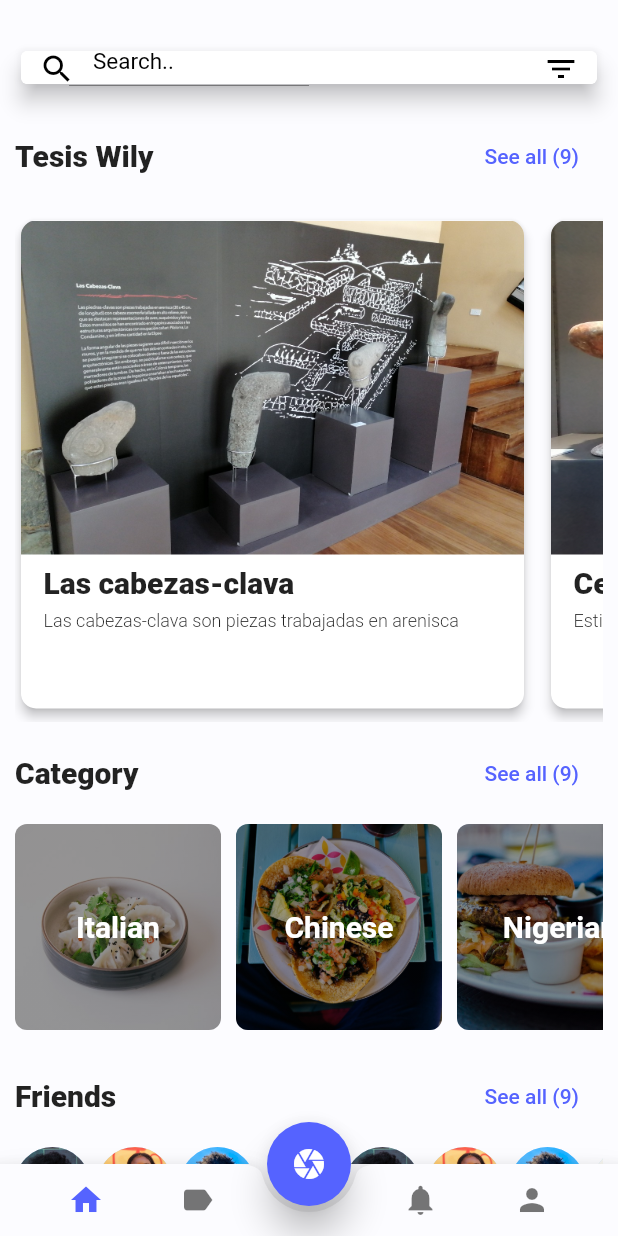
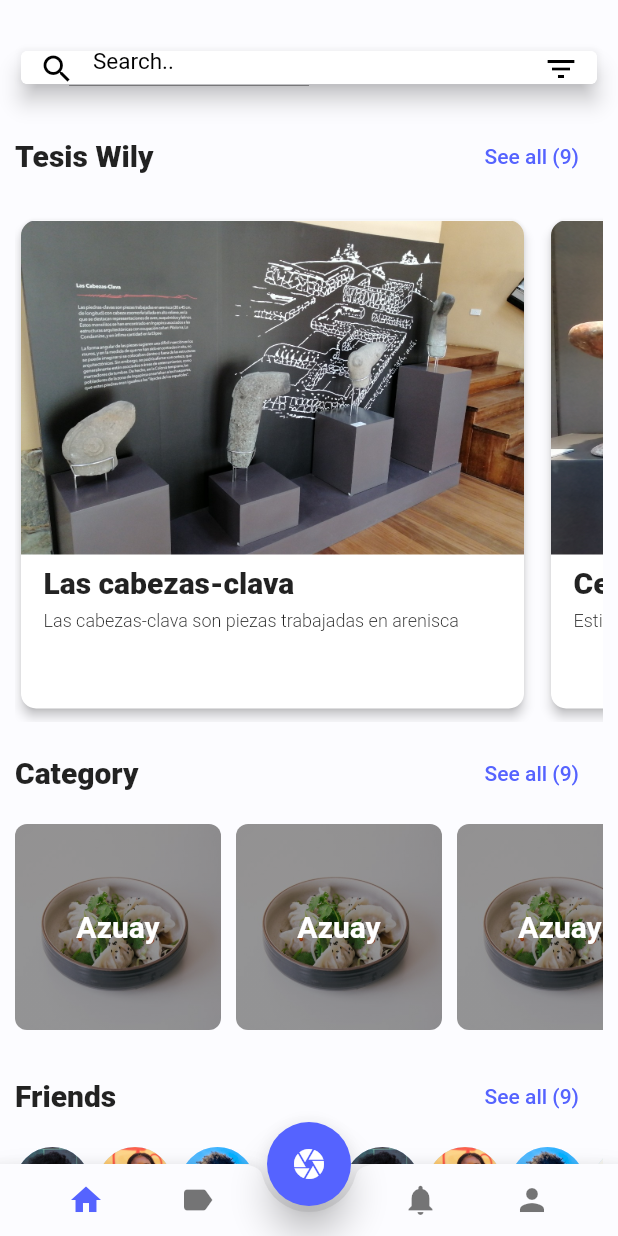
Before and after one commit to XaviMontero/ingapirca-app, a Flutter app: the screen it shows after launch, on a phone screen of 412 x 824 dp. Run offline on Flutter 3.47's test engine with Material 2 defaults, Android fonts, the phone set to English and light mode, and no system bars.

Commit message:
add caminos

```diff
--- a/lib/screens/home.dart
+++ b/lib/screens/home.dart
@@ -3,6 +3,7 @@ import 'dart:io';
 import 'package:flutter/material.dart';
 import 'package:ingapirca_app/screens/categories.dart';
 import 'package:ingapirca_app/screens/trending.dart';
+import 'package:ingapirca_app/util/caminos.dart';
 import 'package:ingapirca_app/util/categories.dart';
 import 'package:ingapirca_app/util/friends.dart';
 import 'package:ingapirca_app/util/lugares.dart';
@@ -129,9 +130,9 @@ class Home extends StatelessWidget {
         primary: false,
         scrollDirection: Axis.horizontal,
         shrinkWrap: true,
-        itemCount: categories == null ? 0 : categories.length,
+        itemCount: caminos == null ? 0 : caminos.length,
         itemBuilder: (BuildContext context, int index) {
-          Map cat = categories[index];
+          Map cat = caminos[index];
 
           return CategoryItem(
             cat: cat,
--- /dev/null
+++ b/lib/util/caminos.dart
@@ -0,0 +1,25 @@
+import 'package:flutter/material.dart';
+
+List caminos = [
+  {
+    "name": "Azuay",
+    "color1": Color.fromARGB(100, 0, 0, 0),
+    "color2": Color.fromARGB(100, 0, 0, 0),
+    "img": "assets/food1.jpeg",
+    "description": "lo que saque"
+  },
+  {
+    "name": "Azuay",
+    "color1": Color.fromARGB(100, 0, 0, 0),
+    "color2": Color.fromARGB(100, 0, 0, 0),
+    "img": "assets/food1.jpeg",
+    "description": "lo que saque"
+  },
+  {
+    "name": "Azuay",
+    "color1": Color.fromARGB(100, 0, 0, 0),
+    "color2": Color.fromARGB(100, 0, 0, 0),
+    "img": "assets/food1.jpeg",
+    "description": "lo que saque"
+  },
+];
```
